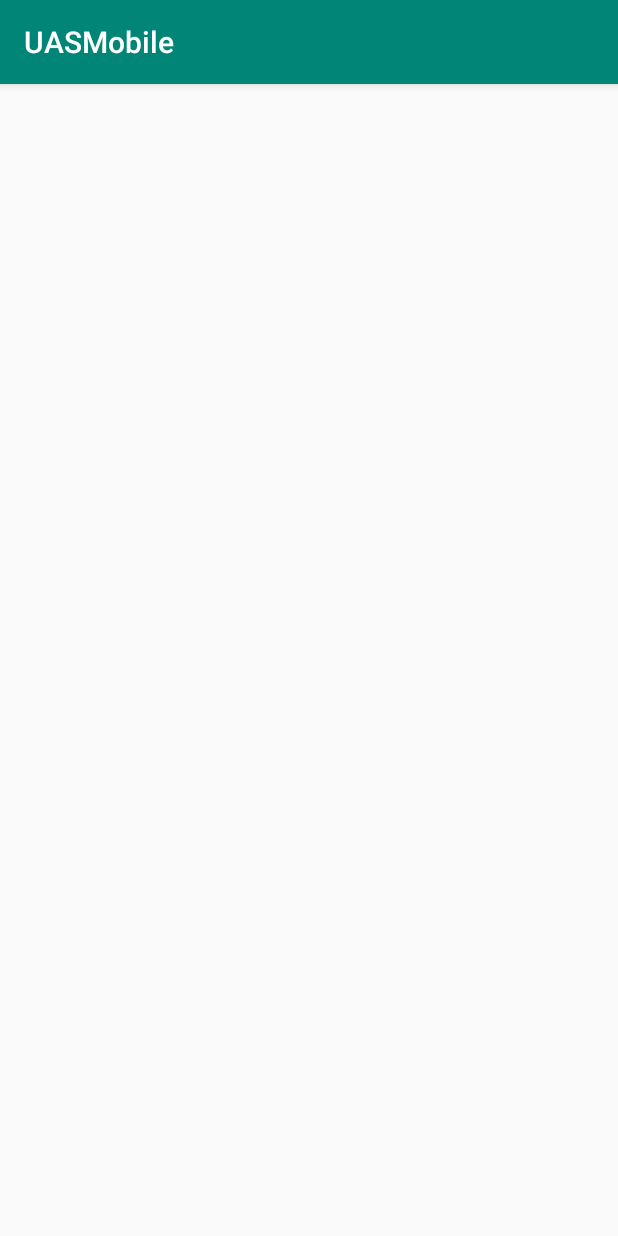
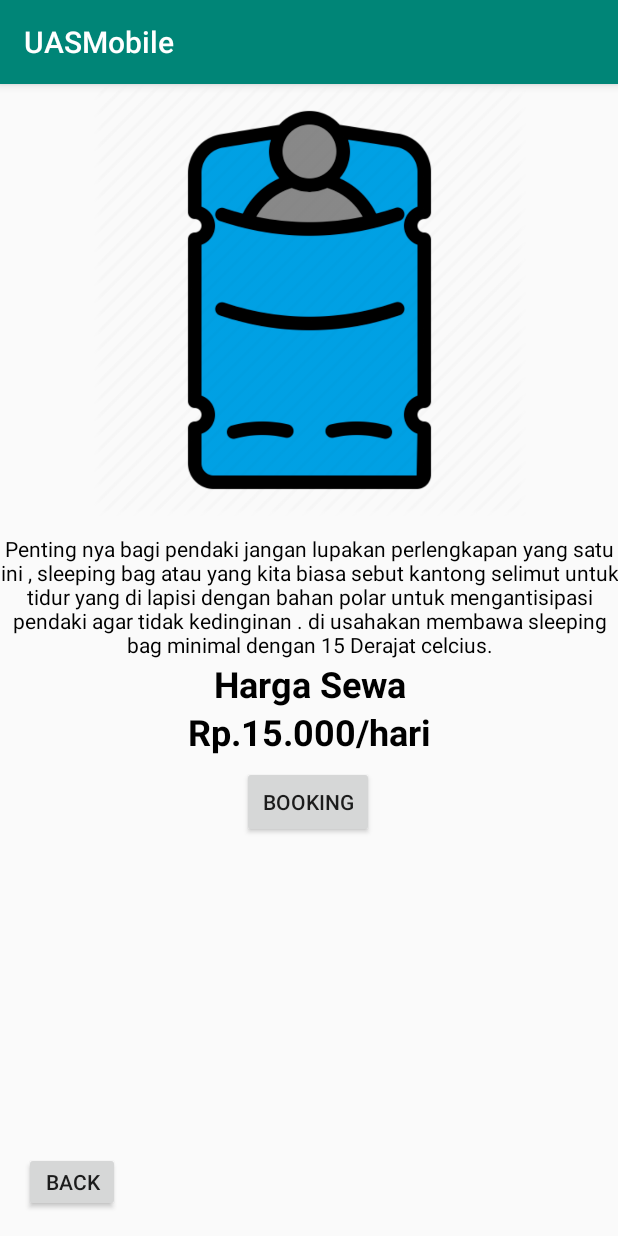
Before and after one commit to YessyNP/UASMobile, an Android app: the MatrasActivity screen opened directly, with no data from a screen before it, on a phone screen of 412 x 824 dp. Run offline under Robolectric (Android 15) with nearby library versions, the phone set to English and light mode, and no system bars.

Commit message:
Mngedit isi dari activity_matras

```diff
--- a/app/src/main/res/layout/activity_matras.xml
+++ b/app/src/main/res/layout/activity_matras.xml
@@ -6,4 +6,74 @@
     android:layout_height="match_parent"
     tools:context=".activities.MatrasActivity">
 
+    <ImageView
+        android:id="@+id/imageView10"
+        android:layout_width="379dp"
+        android:layout_height="288dp"
+        app:layout_constraintEnd_toEndOf="parent"
+        app:layout_constraintStart_toStartOf="parent"
+        app:layout_constraintTop_toTopOf="parent"
+        app:srcCompat="@drawable/matras" />
+
+    <TextView
+        android:id="@+id/textView7"
+        android:layout_width="wrap_content"
+        android:layout_height="wrap_content"
+        android:layout_marginTop="12dp"
+        android:text="Penting nya bagi pendaki jangan lupakan perlengkapan yang satu ini , sleeping bag atau yang kita biasa sebut kantong selimut untuk tidur yang di lapisi dengan bahan polar untuk mengantisipasi pendaki agar tidak kedinginan . di usahakan membawa sleeping bag minimal dengan 15 Derajat celcius."
+        android:textAlignment="center"
+        android:textColor="#000000"
+        app:layout_constraintEnd_toEndOf="parent"
+        app:layout_constraintHorizontal_bias="0.0"
+        app:layout_constraintStart_toStartOf="parent"
+        app:layout_constraintTop_toBottomOf="@+id/imageView10" />
+
+    <TextView
+        android:id="@+id/textView8"
+        android:layout_width="162dp"
+        android:layout_height="47dp"
+        android:text="Harga Sewa"
+        android:textAlignment="center"
+        android:textColor="#000000"
+        android:textSize="24dp"
+        android:textStyle="bold"
+        app:layout_constraintEnd_toEndOf="parent"
+        app:layout_constraintStart_toStartOf="parent"
+        app:layout_constraintTop_toBottomOf="@+id/textView7" />
+
+    <Button
+        android:id="@+id/button8"
+        android:layout_width="wrap_content"
+        android:layout_height="wrap_content"
+        android:layout_marginTop="24dp"
+        android:text="Booking"
+        app:layout_constraintEnd_toEndOf="parent"
+        app:layout_constraintHorizontal_bias="0.498"
+        app:layout_constraintStart_toStartOf="parent"
+        app:layout_constraintTop_toBottomOf="@+id/textView8" />
+
+    <Button
+        android:id="@+id/button9"
+        android:layout_width="64dp"
+        android:layout_height="40dp"
+        android:layout_marginStart="16dp"
+        android:layout_marginLeft="16dp"
+        android:layout_marginBottom="16dp"
+        android:text="Back"
+        app:layout_constraintBottom_toBottomOf="parent"
+        app:layout_constraintStart_toStartOf="parent" />
+
+    <TextView
+        android:id="@+id/textView9"
+        android:layout_width="wrap_content"
+        android:layout_height="wrap_content"
+        android:layout_marginTop="32dp"
+        android:text="Rp.15.000/hari"
+        android:textAlignment="center"
+        android:textColor="#000000"
+        android:textSize="24dp"
+        android:textStyle="bold"
+        app:layout_constraintEnd_toEndOf="parent"
+        app:layout_constraintStart_toStartOf="parent"
+        app:layout_constraintTop_toTopOf="@+id/textView8" />
 </androidx.constraintlayout.widget.ConstraintLayout>
--- a/app/src/main/res/layout/activity_tas.xml
+++ b/app/src/main/res/layout/activity_tas.xml
@@ -8,7 +8,7 @@
 
     <ImageView
         android:id="@+id/imageView9"
-        android:layout_width="329dp"
+        android:layout_width="332dp"
         android:layout_height="300dp"
         android:layout_marginTop="16dp"
         app:layout_constraintEnd_toEndOf="parent"
```
